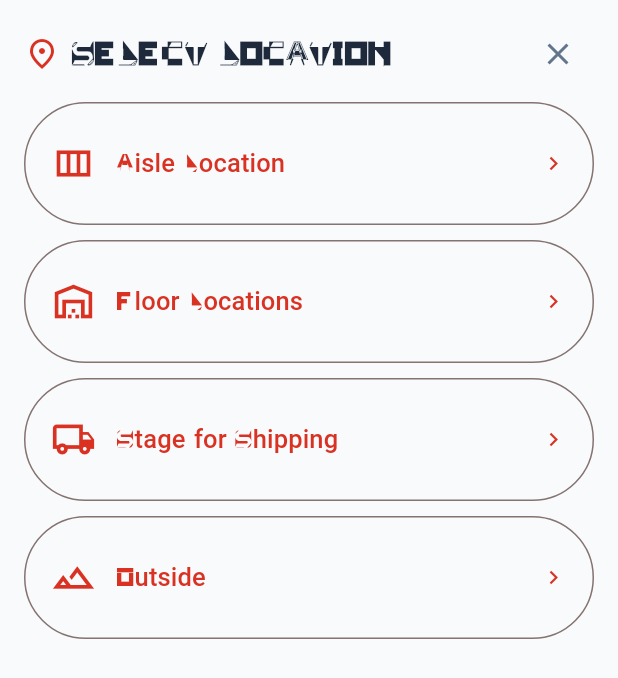
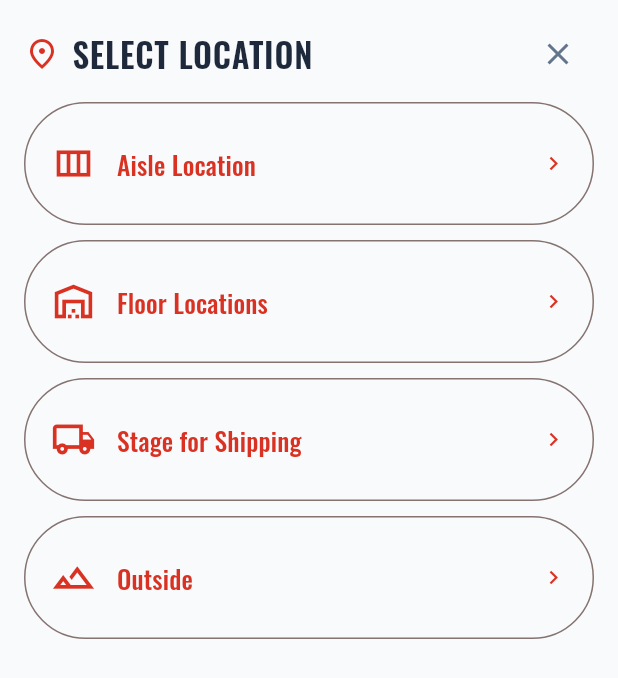
Before and after one commit to StagingLogShippingTracker/staging-tracker, a Flutter app: the LocationSelectorDialog widget shown alone on an empty page, opened directly, on a phone screen of 412 x 824 dp. Shown: the top 678 px of the screen. Run offline on Flutter 3.47's test engine with Material 3 defaults, Android fonts, the phone set to English and light mode, and no system bars; our stand-ins replace file_picker, flutter_riverpod, go_router, image_picker, shared_preferences, supabase_flutter; accounts and stored records are empty.

Commit message:
Fix garbled Location selector text: render title and category labels in Oswald (SLSTBrand font only covers A-Z, digits, and basic punctuation)

```diff
--- a/lib/features/shared/location_selector.dart
+++ b/lib/features/shared/location_selector.dart
@@ -137,8 +137,10 @@ class _LocationSelectorDialogState
                   Expanded(
                     child: Text(
                       _category?.label ?? 'SELECT LOCATION',
+                      // Oswald, not the SLSTBrand display font: SLSTBrand only
+                      // covers a tiny glyph set and renders garbled here.
                       style: Theme.of(context).textTheme.titleLarge?.copyWith(
-                        fontFamily: kBrandFontFamily,
+                        fontFamily: kBodyFontFamily,
                         letterSpacing: 0.5,
                       ),
                     ),
@@ -205,7 +207,7 @@ class _LocationSelectorDialogState
                           child: Text(
                             category.label,
                             style: const TextStyle(
-                              fontFamily: kBrandFontFamily,
+                              fontFamily: kBodyFontFamily,
                               fontSize: 17,
                             ),
                           ),
```
